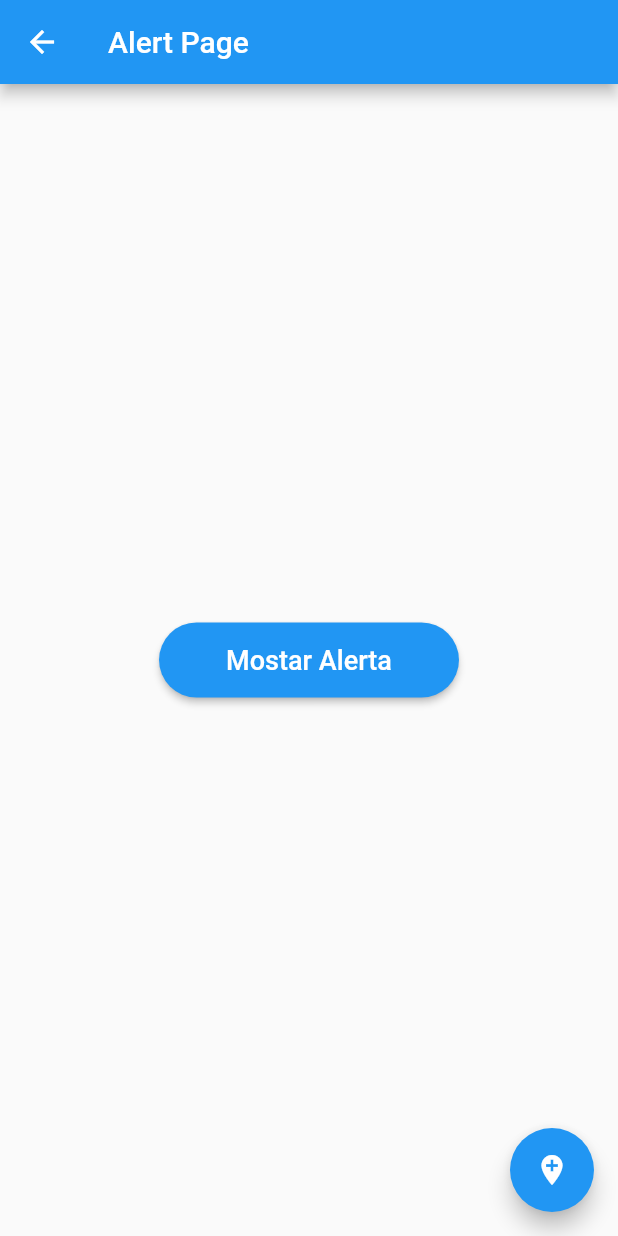
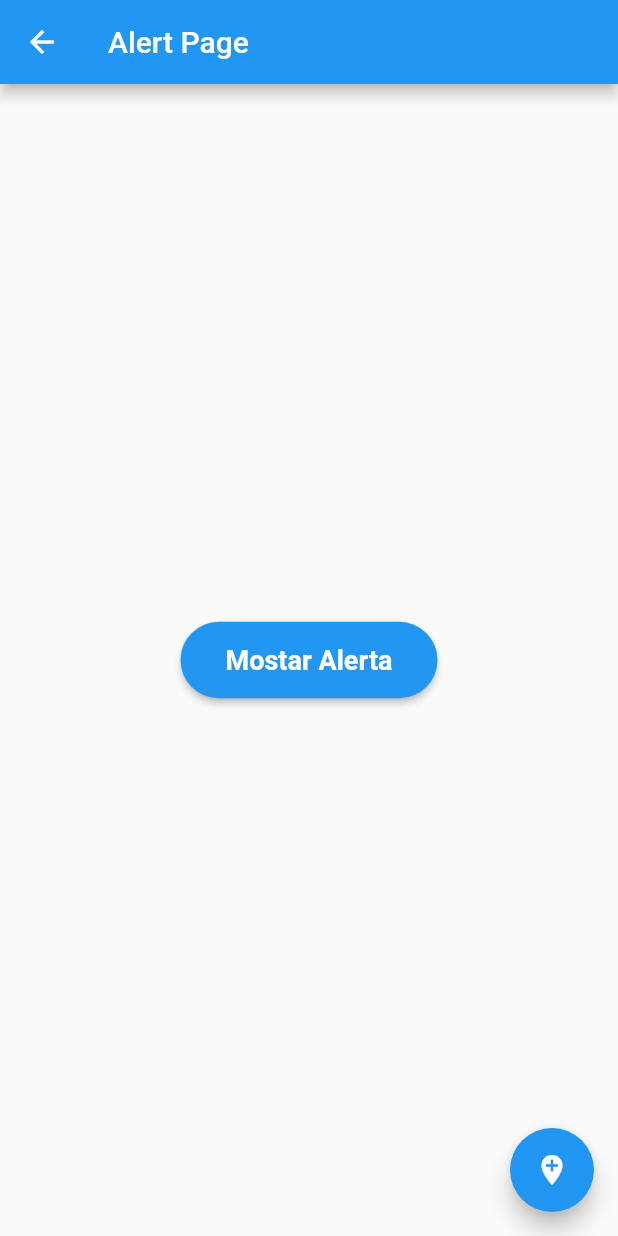
Before and after one commit to JhosepGC14/App_List_Components, a Flutter app: the screen it shows after launch, after a tap on "Alertas", on a phone screen of 412 x 824 dp. Run offline on Flutter 3.47's test engine with Material 2 defaults, Android fonts, the phone set to English and light mode, and no system bars; network calls fail.

Commit message:
se agrego pagina de los TextFields

```diff
--- a/data/menu_opts.json
+++ b/data/menu_opts.json
@@ -20,6 +20,11 @@
             "ruta": "pageNotFound",
             "icon" : "lock",
             "texto": "Pagina No Encontrada"
+        },
+        {
+            "ruta": "inputs",
+            "icon" : "inputs",
+            "texto": "Inputs"
         }
     ]
 }
--- a/lib/src/pages/alert_page.dart
+++ b/lib/src/pages/alert_page.dart
@@ -3,6 +3,13 @@ import 'dart:ui';
 import 'package:flutter/material.dart';
 
 class AlertPage extends StatelessWidget {
+  final ButtonStyle raisedButtonStyle = ElevatedButton.styleFrom(
+    padding: EdgeInsets.only(right: 30, left: 30, top: 15, bottom: 15),
+    textStyle: TextStyle(color: Colors.white, fontWeight: FontWeight.bold),
+    shape: StadiumBorder(),
+    elevation: 2.0,
+  );
+
   @override
   Widget build(BuildContext context) {
     return Scaffold(
@@ -11,18 +18,15 @@ class AlertPage extends StatelessWidget {
       ),
       body: Center(
         child: ButtonTheme(
-          minWidth: 200.00,
+          minWidth: 300.00,
           height: 50.0,
-          child: RaisedButton(
-            shape: StadiumBorder(),
-            textColor: Colors.white,
-            elevation: 2.0,
+          child: ElevatedButton(
+            style: raisedButtonStyle,
             onPressed: () => _showAlert(context),
             child: Text(
               "Mostar Alerta",
               style: TextStyle(fontSize: 18.0),
             ),
-            color: Colors.blue,
           ),
         ),
       ),
--- a/lib/src/routes/routes.dart
+++ b/lib/src/routes/routes.dart
@@ -5,12 +5,14 @@ import 'package:app_list_components/src/pages/alert_page.dart';
 import 'package:app_list_components/src/pages/card_page.dart';
 import 'package:app_list_components/src/pages/avatar_page.dart';
 import 'package:app_list_components/src/pages/home_page.dart';
+import 'package:app_list_components/src/pages/inputs_page.dart';
 
 Map<String, WidgetBuilder> getApplicationRoutes() {
   return <String, WidgetBuilder>{
     '/': (BuildContext context) => HomePage(),
     'alert': (BuildContext context) => AlertPage(),
     'avatar': (BuildContext context) => AvatarPage(),
-    'card': (BuildContext context) => CardPage()
+    'card': (BuildContext context) => CardPage(),
+    'inputs': (BuildContext context) => InputsPage(),
   };
 }
--- a/lib/src/utils/icono_string_util.dart
+++ b/lib/src/utils/icono_string_util.dart
@@ -5,6 +5,7 @@ final _icons = <String, IconData>{
   "accessibility": Icons.accessibility,
   "folder_open": Icons.folder_open,
   "lock": Icons.lock,
+  "inputs": Icons.input_rounded
 };
 
 Icon getIcon(String nameIcon) {
```
Also changed, not shown: lib/src/pages/inputs_page.dart (added, +121 -0 lines).
